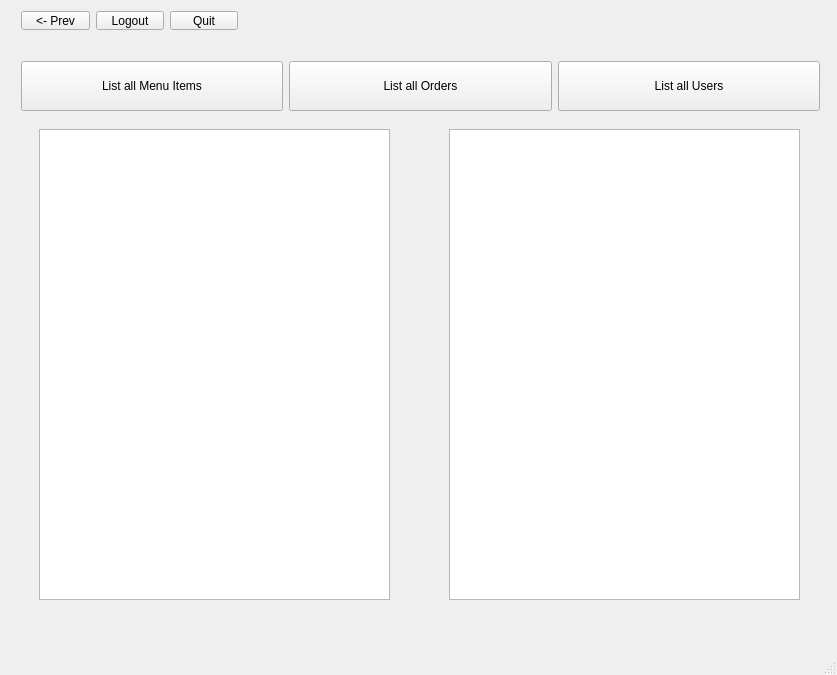
First picture: the form in project/src/mainwindow.ui, repository leoEAB/McDiabetes, before the edit.
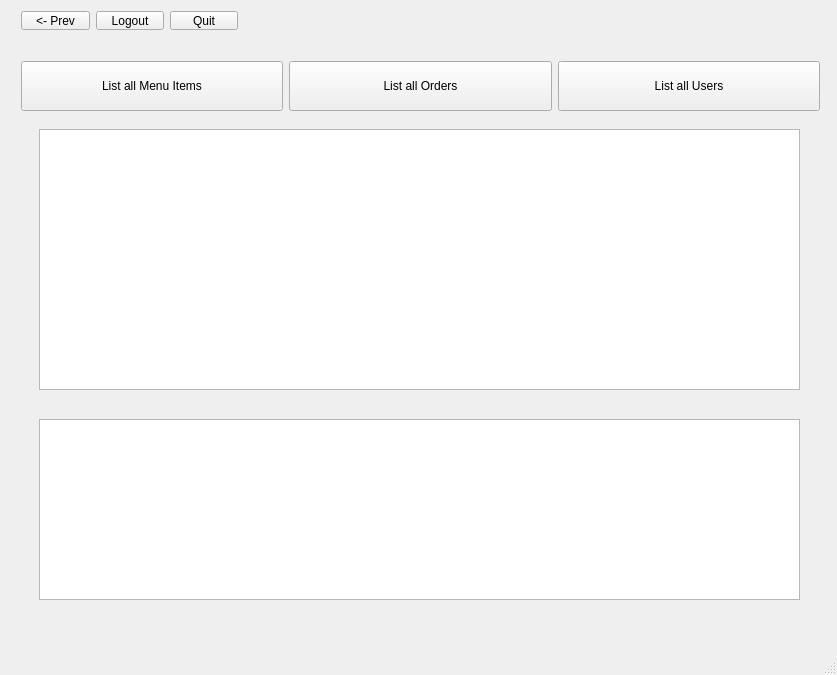
Second picture: the form after the edit. The open tabs and pages were chosen to show the change. Icons and pictures are not drawn.

Commit message: admin screens are now working

Diff of the .ui file:
```diff
--- a/project/src/mainwindow.ui
+++ b/project/src/mainwindow.ui
@@ -461,18 +461,18 @@
          <rect>
           <x>10</x>
           <y>10</y>
-          <width>351</width>
-          <height>471</height>
+          <width>761</width>
+          <height>261</height>
          </rect>
         </property>
        </widget>
        <widget class="QTableView" name="tableAllOrdersInfoAdmin">
         <property name="geometry">
          <rect>
-          <x>420</x>
-          <y>10</y>
-          <width>351</width>
-          <height>471</height>
+          <x>10</x>
+          <y>300</y>
+          <width>761</width>
+          <height>181</height>
          </rect>
         </property>
        </widget>
```
Left out of the diff: 5 changed lines with no effect on the pictures. The commit also changes 3 other files.
